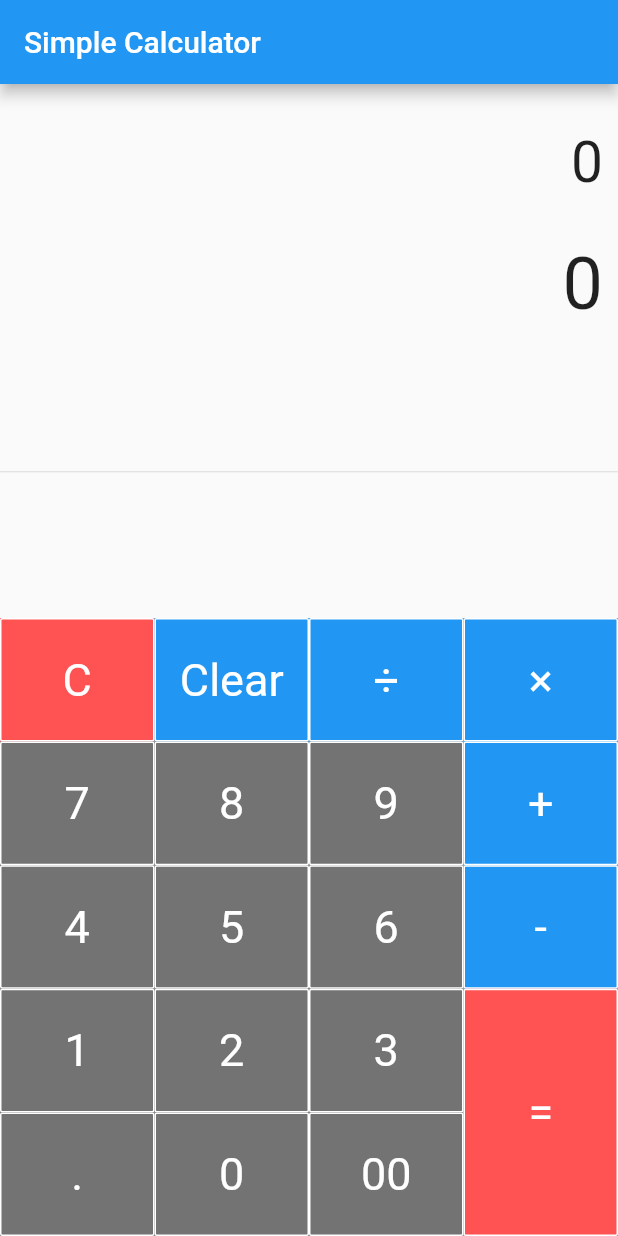
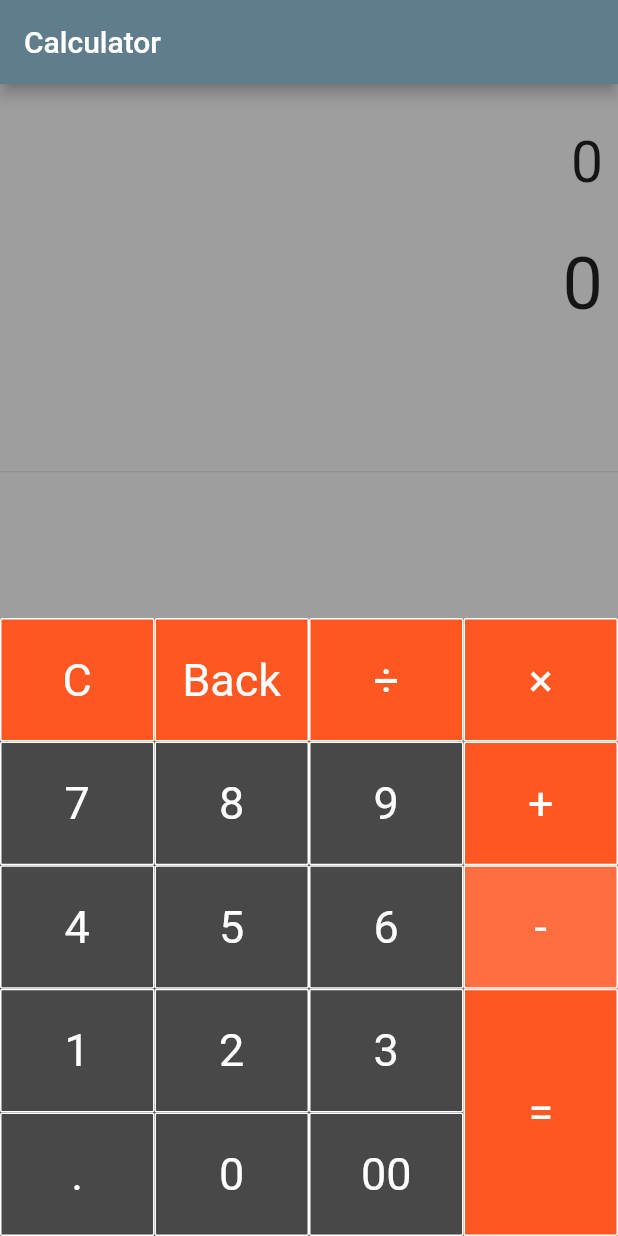
Before and after one commit to Abdulla-Khan/Calculator, a Flutter app: the screen it shows after launch, on a phone screen of 412 x 824 dp. Run offline on Flutter 3.47's test engine with Material 2 defaults, Android fonts, the phone set to English and light mode, and no system bars; our stand-ins replace math_expressions.

Commit message:
Changes made

```diff
--- a/lib/main.dart
+++ b/lib/main.dart
@@ -1,6 +1,6 @@
-import 'package:flutter/animation.dart';
+// ignore_for_file: use_key_in_widget_constructors, non_constant_identifier_names, prefer_const_constructors, deprecated_member_use, sized_box_for_whitespace
+
 import 'package:flutter/cupertino.dart';
-import 'package:flutter/foundation.dart';
 import 'package:math_expressions/math_expressions.dart';
 import 'package:flutter/material.dart';
 
@@ -9,11 +9,12 @@ void main() {
 }
 
 class Calculator extends StatelessWidget {
+  @override
   Widget build(BuildContext context) {
     return MaterialApp(
       debugShowCheckedModeBanner: false,
       title: "Calculator",
-      theme: ThemeData(primarySwatch: Colors.blue),
+      theme: ThemeData(primarySwatch: Colors.blueGrey),
       home: SimpleCalculator(),
     );
   }
@@ -37,7 +38,7 @@ class _SimpleCalculatorState extends State<SimpleCalculator> {
         result = "0";
         equationFontSize = 38.0;
         resultFontSize = 48.0;
-      } else if (buttonText == "Clear") {
+      } else if (buttonText == "Back") {
         equationFontSize = 38.0;
         resultFontSize = 48.0;
         equation = equation.substring(0, equation.length - 1);
@@ -97,7 +98,8 @@ class _SimpleCalculatorState extends State<SimpleCalculator> {
   @override
   Widget build(BuildContext context) {
     return Scaffold(
-      appBar: AppBar(title: Text("Simple Calculator")),
+      backgroundColor: Colors.grey,
+      appBar: AppBar(title: Text("Calculator")),
       body: Column(
         children: <Widget>[
           Container(
@@ -127,9 +129,9 @@ class _SimpleCalculatorState extends State<SimpleCalculator> {
                 child: Table(
                   children: [
                     TableRow(children: [
-                      BuildButton("C", 1, Colors.redAccent),
-                      BuildButton("Clear", 1, Colors.blue),
-                      BuildButton("÷", 1, Colors.blue),
+                      BuildButton("C", 1, Colors.deepOrange),
+                      BuildButton("Back", 1, Colors.deepOrange),
+                      BuildButton("÷", 1, Colors.deepOrange),
                     ]),
                     TableRow(children: [
                       BuildButton("7", 1, Colors.black54),
@@ -158,16 +160,16 @@ class _SimpleCalculatorState extends State<SimpleCalculator> {
                 width: MediaQuery.of(context).size.width * 0.25,
                 child: Table(children: [
                   TableRow(children: [
-                    BuildButton("×", 1, Colors.blue),
+                    BuildButton("×", 1, Colors.deepOrange),
                   ]),
                   TableRow(children: [
-                    BuildButton("+", 1, Colors.blue),
+                    BuildButton("+", 1, Colors.deepOrange),
                   ]),
                   TableRow(children: [
-                    BuildButton("-", 1, Colors.blue),
+                    BuildButton("-", 1, Colors.deepOrangeAccent),
                   ]),
                   TableRow(children: [
-                    BuildButton("=", 2, Colors.redAccent),
+                    BuildButton("=", 2, Colors.deepOrange),
                   ]),
                 ]),
               )
```
Also changed, not shown: 1 other file.
